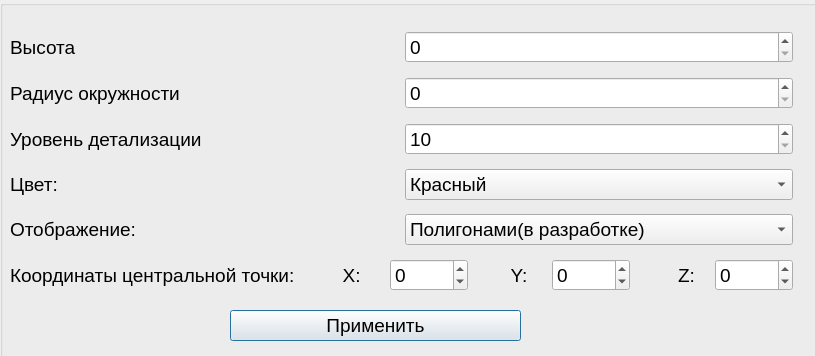
This is konusparametr.ui in Greggot/Wolves-Practice-CSCE-191- as Qt 5 draws it before an edit. The edited form follows.
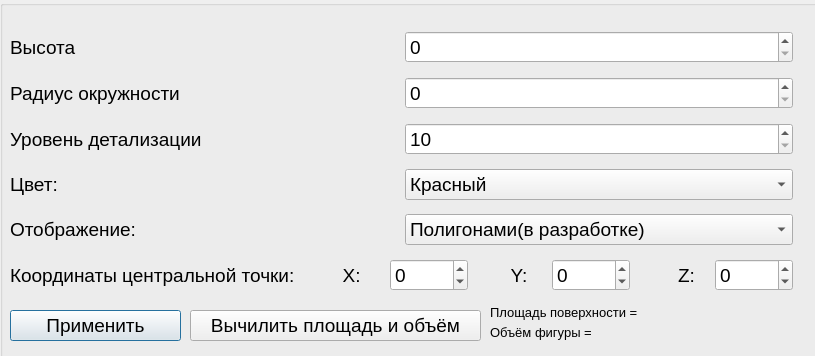
This is the edited form.

The edit to the form file:
```diff
--- a/konusparametr.ui
+++ b/konusparametr.ui
@@ -40,9 +40,9 @@
    <widget class="QPushButton" name="ok_2">
     <property name="geometry">
      <rect>
-      <x>230</x>
+      <x>10</x>
       <y>310</y>
-      <width>291</width>
+      <width>171</width>
       <height>31</height>
      </rect>
     </property>
@@ -326,6 +326,96 @@
      </item>
     </layout>
    </widget>
+   <widget class="QLabel" name="label_22">
+    <property name="geometry">
+     <rect>
+      <x>490</x>
+      <y>320</y>
+      <width>101</width>
+      <height>25</height>
+     </rect>
+    </property>
+    <property name="font">
+     <font>
+      <pointsize>10</pointsize>
+     </font>
+    </property>
+    <property name="text">
+     <string>Объём фигуры = </string>
+    </property>
+   </widget>
+   <widget class="QPushButton" name="ok_3">
+    <property name="geometry">
+     <rect>
+      <x>190</x>
+      <y>310</y>
+      <width>291</width>
+      <height>31</height>
+     </rect>
+    </property>
+    <property name="font">
+     <font>
+      <pointsize>14</pointsize>
+     </font>
+    </property>
+    <property name="text">
+     <string>Вычилить площадь и объём</string>
+    </property>
+   </widget>
+   <widget class="QLabel" name="pl">
+    <property name="geometry">
+     <rect>
+      <x>640</x>
+      <y>300</y>
+      <width>155</width>
+      <height>25</height>
+     </rect>
+    </property>
+    <property name="font">
+     <font>
+      <pointsize>10</pointsize>
+     </font>
+    </property>
+    <property name="text">
+     <string/>
+    </property>
+   </widget>
+   <widget class="QLabel" name="label_23">
+    <property name="geometry">
+     <rect>
+      <x>490</x>
+      <y>300</y>
+      <width>155</width>
+      <height>25</height>
+     </rect>
+    </property>
+    <property name="font">
+     <font>
+      <pointsize>10</pointsize>
+     </font>
+    </property>
+    <property name="text">
+     <string>Площадь поверхности = </string>
+    </property>
+   </widget>
+   <widget class="QLabel" name="ob">
+    <property name="geometry">
+     <rect>
+      <x>590</x>
+      <y>320</y>
+      <width>155</width>
+      <height>25</height>
+     </rect>
+    </property>
+    <property name="font">
+     <font>
+      <pointsize>10</pointsize>
+     </font>
+    </property>
+    <property name="text">
+     <string/>
+    </property>
+   </widget>
   </widget>
  </widget>
  <resources/>
```
